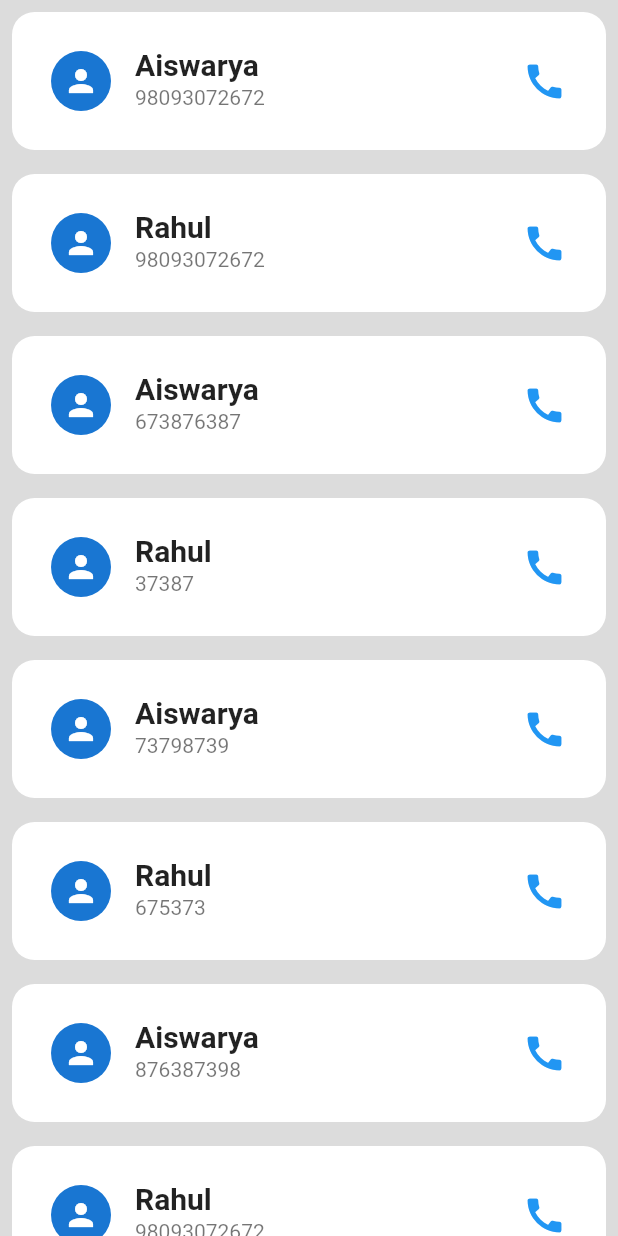
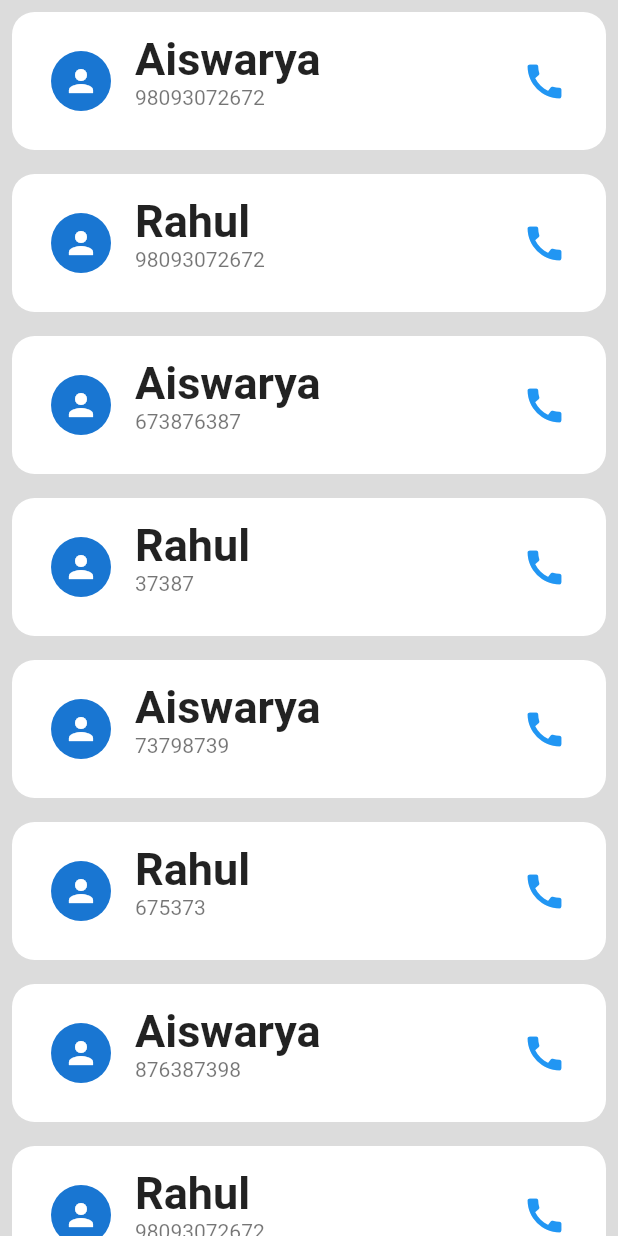
Before and after one commit to rahulraj7626/cntct, a Flutter app: the screen it shows after launch, on a phone screen of 412 x 824 dp. Run offline on Flutter 3.47's test engine with Material 2 defaults, Android fonts, the phone set to English and light mode, and no system bars.

Commit message:
font changed

```diff
--- a/lib/utils/helperfn.dart
+++ b/lib/utils/helperfn.dart
@@ -8,6 +8,6 @@ void launchURL(ph) async {
 Widget txt(tt) {
   return Text(
     tt,
-    style: TextStyle(fontSize: 20, fontWeight: FontWeight.w600),
+    style: TextStyle(fontSize: 30, fontWeight: FontWeight.w600),
   );
 }
```
